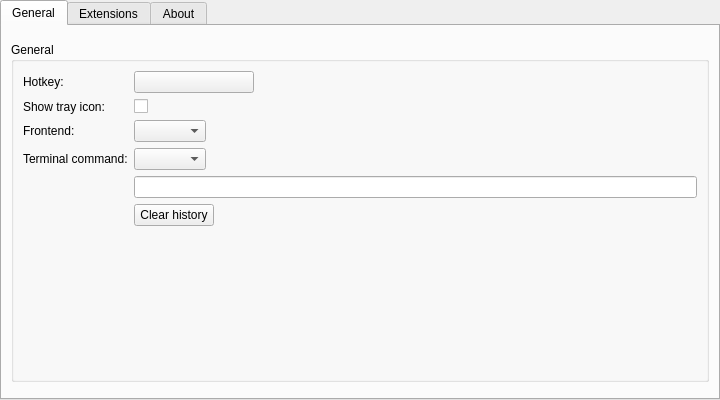
First picture: the form in src/lib/albertcore/src/core/settingswidget/settingswidget.ui, repository albertlauncher/albert, before the edit.
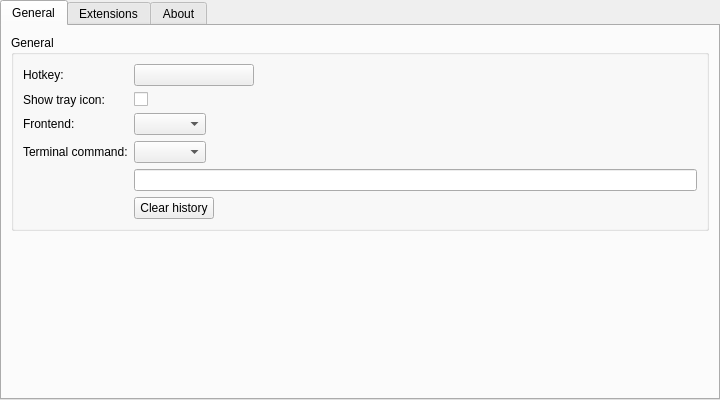
Second picture: the form after the edit. Icons and pictures are not drawn. Custom widgets are drawn as their Qt base class.

Diff of the .ui file:
```diff
--- a/src/lib/albertcore/src/core/settingswidget/settingswidget.ui
+++ b/src/lib/albertcore/src/core/settingswidget/settingswidget.ui
@@ -42,15 +42,14 @@
       <layout class="QHBoxLayout" name="horizontalLayout_3">
        <item>
         <layout class="QVBoxLayout" name="verticalLayout_3">
-         <item>
-          <spacer name="verticalSpacer">
-           <property name="orientation">
-            <enum>Qt::Vertical</enum>
-           </property>
-          </spacer>
-         </item>
          <item>
           <widget class="QGroupBox" name="groupBox_2">
+           <property name="sizePolicy">
+            <sizepolicy hsizetype="Expanding" vsizetype="Preferred">
+             <horstretch>0</horstretch>
+             <verstretch>0</verstretch>
+            </sizepolicy>
+           </property>
            <property name="title">
             <string>General</string>
            </property>
@@ -162,6 +161,12 @@
            <property name="orientation">
             <enum>Qt::Vertical</enum>
            </property>
+           <property name="sizeHint" stdset="0">
+            <size>
+             <width>0</width>
+             <height>0</height>
+            </size>
+           </property>
           </spacer>
          </item>
         </layout>
```
